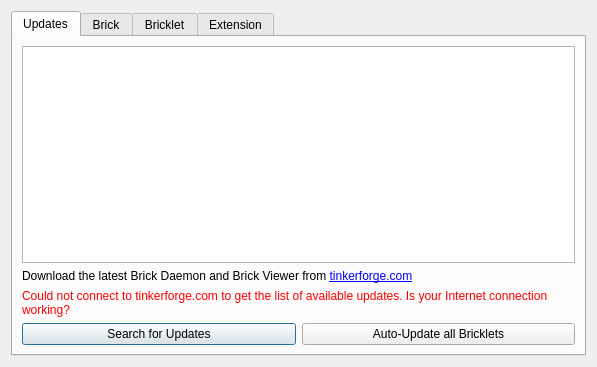
Before: the Qt Designer form src/brickv/ui/flashing.ui in Tinkerforge/brickv, drawn with Qt 5.
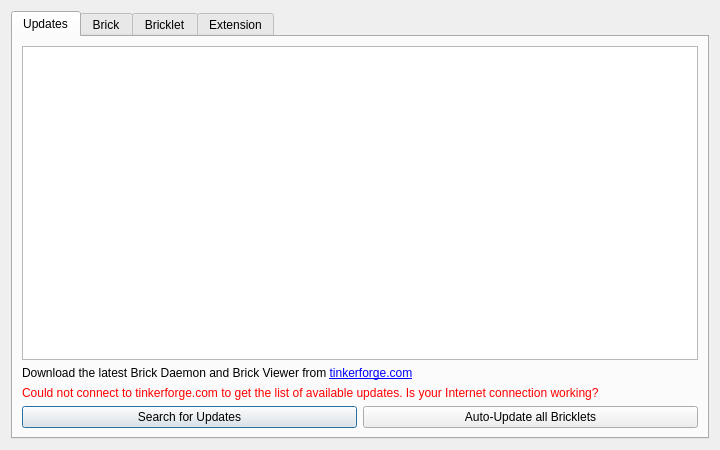
After: the same form once the commit is applied.

Commit message: Fine-tune setup tab and updates dialog device view column widths

```diff
--- a/src/brickv/ui/flashing.ui
+++ b/src/brickv/ui/flashing.ui
@@ -6,8 +6,8 @@
    <rect>
     <x>0</x>
     <y>0</y>
-    <width>597</width>
-    <height>367</height>
+    <width>720</width>
+    <height>450</height>
    </rect>
   </property>
   <property name="windowTitle">
```
The commit also changes 3 other files.
